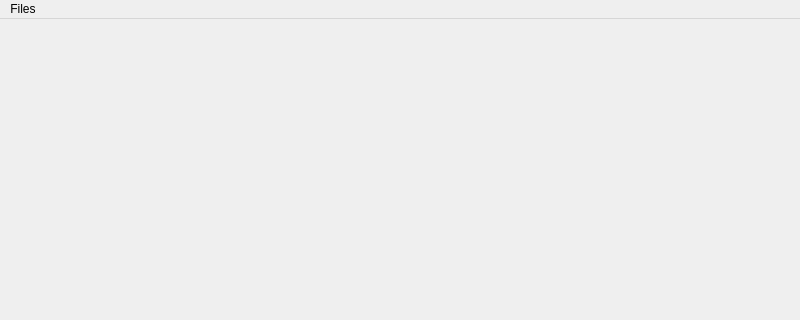
Old version of the form mainwindow.ui in the repository vTEG/vteg; both pictures show x 0 to 800 and y 0 to 320 of the 800 by 600 pixel window.
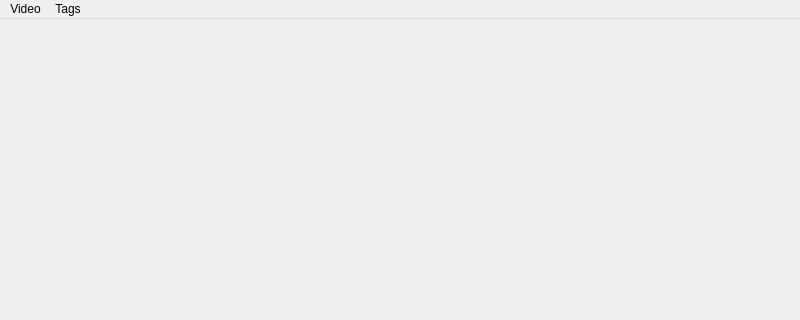
New version of the form.

```diff
--- a/mainwindow.ui
+++ b/mainwindow.ui
@@ -25,14 +25,22 @@
    </property>
    <widget class="QMenu" name="menuFiles">
     <property name="title">
-     <string>Files</string>
+     <string>Video</string>
     </property>
     <addaction name="actionOpen"/>
     <addaction name="actionStop"/>
     <addaction name="actionPlay"/>
     <addaction name="actionPause"/>
    </widget>
+   <widget class="QMenu" name="menuTags">
+    <property name="title">
+     <string>Tags</string>
+    </property>
+    <addaction name="actionLoad_Tagfile"/>
+    <addaction name="actionSave_Tagfile"/>
+   </widget>
    <addaction name="menuFiles"/>
+   <addaction name="menuTags"/>
   </widget>
   <widget class="QStatusBar" name="statusbar"/>
   <action name="actionaaa">
```
Left out of the diff: 14 changed lines with no effect on the pictures.
